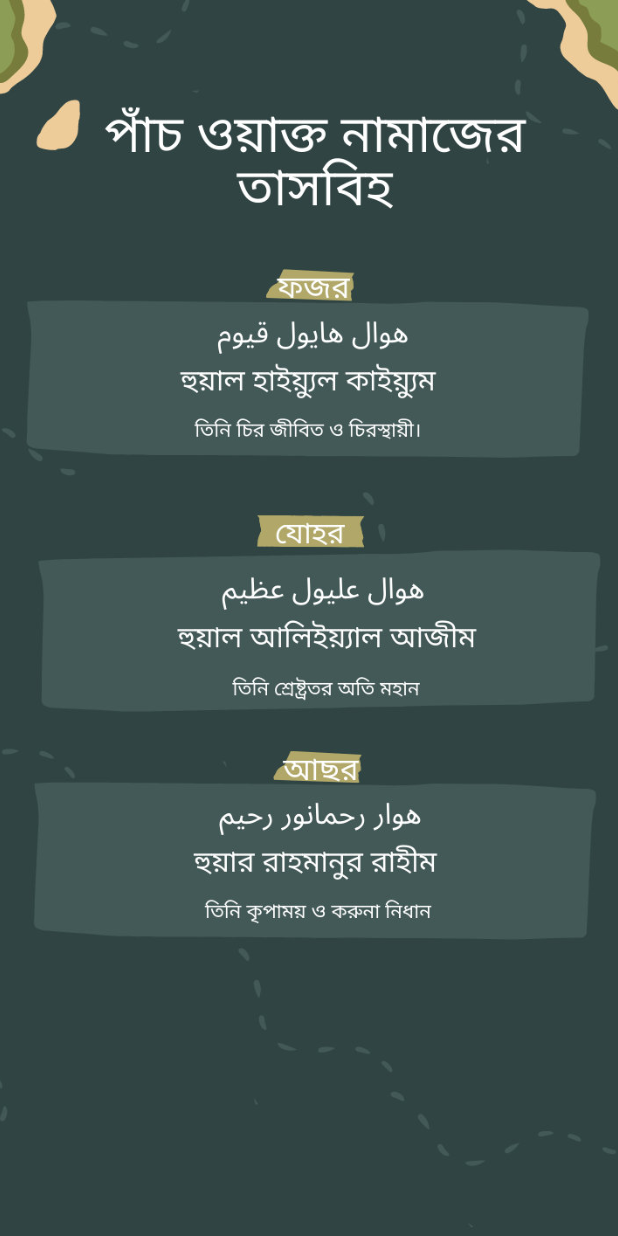
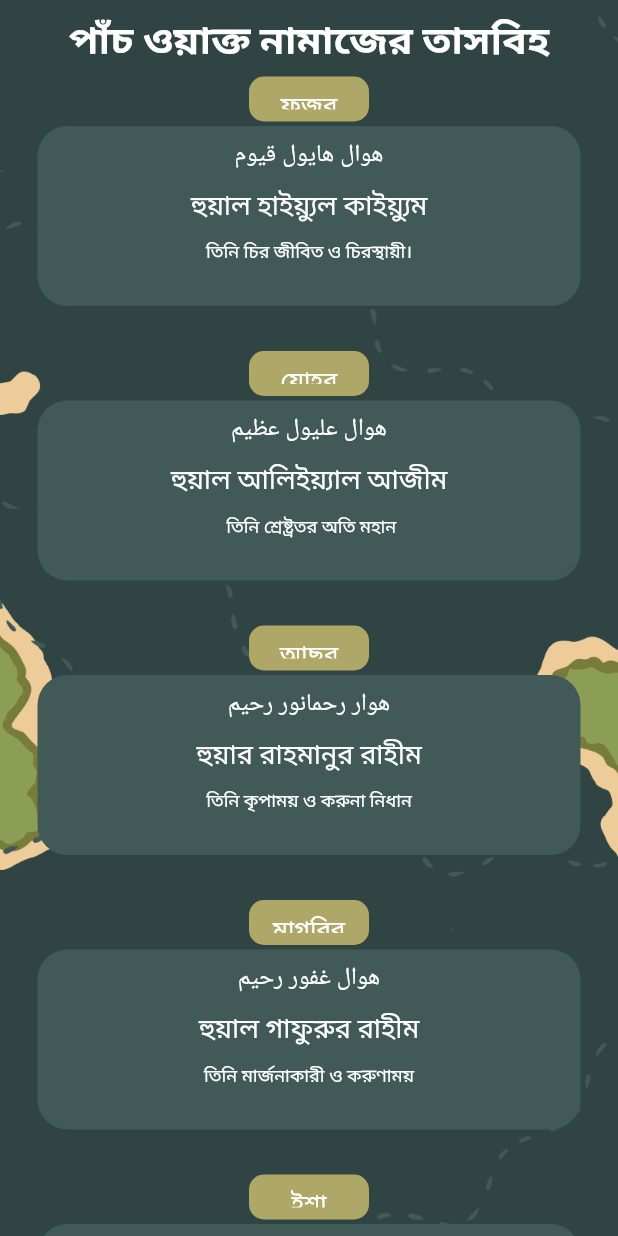
Before and after one commit to its-asaduzzaman/Tasbih, a Flutter app: the screen it shows after launch, on a phone screen of 412 x 824 dp. Run offline on Flutter 3.47's test engine with Material 2 defaults, Android fonts, the phone set to English and light mode, and no system bars.

Commit message:
update 2.0

```diff
--- /dev/null
+++ b/lib/Screens/home_screen.dart
@@ -0,0 +1,75 @@
+import 'package:flutter/material.dart';
+
+import '../utils/app_style.dart';
+import '../widgets/dua_card.dart';
+
+class HomeScreen extends StatefulWidget {
+  const HomeScreen({Key? key}) : super(key: key);
+
+  @override
+  State<HomeScreen> createState() => _HomeScreenState();
+}
+
+class _HomeScreenState extends State<HomeScreen> {
+  @override
+  Widget build(BuildContext context) {
+    return Scaffold(
+      backgroundColor: Styles.primaryColor,
+      body: SafeArea(
+        child: Container(
+          decoration: const BoxDecoration(
+            image: DecorationImage(
+              image: AssetImage('img/Dua.png'),
+              fit: BoxFit.cover,
+            ),
+          ),
+          child: SingleChildScrollView(
+            scrollDirection: Axis.vertical,
+            child: Column(
+              crossAxisAlignment: CrossAxisAlignment.center,
+              children: [
+                Padding(
+                  padding: const EdgeInsets.all(8.0),
+                  child: Text(
+                    'পাঁচ ওয়াক্ত নামাজের তাসবিহ',
+                    style: Styles.headLineStyle1,
+                  ),
+                ),
+                const DuaCard(
+                  namazText: 'ফজর',
+                  onubadText: 'তিনি চির জীবিত ও চিরস্থায়ী।',
+                  arbiText: 'هوال هايول قيوم',
+                  banglaText: 'হুয়াল হাইয়্যুল কাইয়্যুম',
+                ),
+                const DuaCard(
+                  namazText: 'যোহর',
+                  onubadText: ' তিনি শ্রেষ্ট্রতর অতি মহান',
+                  arbiText: 'هوال عليول عظيم',
+                  banglaText: 'হুয়াল আলিইয়্যাল আজীম',
+                ),
+                const DuaCard(
+                  namazText: 'আছর',
+                  onubadText: 'তিনি কৃপাময় ও করুনা নিধান',
+                  arbiText: 'هوار رحمانور رحيم',
+                  banglaText: 'হুয়ার রাহমানুর রাহীম',
+                ),
+                const DuaCard(
+                  namazText: 'মাগরিব',
+                  onubadText: 'তিনি মার্জনাকারী ও করুণাময়',
+                  arbiText: 'هوال غفور رحيم',
+                  banglaText: 'হুয়াল গাফুরুর রাহীম',
+                ),
+                const DuaCard(
+                  namazText: 'ইশা',
+                  onubadText: 'তিনি পাক ও অতিশয় সতর্কশীল',
+                  arbiText: 'هوالاتفول خبير',
+                  banglaText: 'হুয়াল্ লাতিফুল খাবীর',
+                ),
+              ],
+            ),
+          ),
+        ),
+      ),
+    );
+  }
+}
--- a/lib/main.dart
+++ b/lib/main.dart
@@ -1,4 +1,7 @@
 import 'package:flutter/material.dart';
+import 'package:tasbih/Screens/home_screen.dart';
+import 'package:tasbih/widgets/dua_card.dart';
+import '../utils/app_style.dart';
 
 void main() {
   runApp(const MyApp());
@@ -29,25 +32,8 @@ class Dua extends StatefulWidget {
 }
 
 class _DuaState extends State<Dua> {
-  List images = ['1.png', '2.png'];
   @override
   Widget build(BuildContext context) {
-    return Scaffold(
-      body: PageView.builder(
-          scrollDirection: Axis.vertical,
-          itemCount: images.length,
-          itemBuilder: (_, index) {
-            return Container(
-              width: double.maxFinite,
-              height: double.maxFinite,
-              decoration: BoxDecoration(
-                image: DecorationImage(
-                  image: AssetImage("img/" + images[index]),
-                  fit: BoxFit.cover,
-                ),
-              ),
-            );
-          }),
-    );
+    return const HomeScreen();
   }
 }
--- /dev/null
+++ b/lib/utils/app_layout.dart
@@ -0,0 +1,7 @@
+import 'package:flutter/material.dart';
+
+class AppLayout {
+  static getSize(BuildContext context) {
+    return MediaQuery.of(context).size;
+  }
+}
--- /dev/null
+++ b/lib/utils/app_style.dart
@@ -0,0 +1,20 @@
+import 'package:flutter/material.dart';
+
+Color primary = const Color(0xFF304543);
+
+class Styles {
+  static Color primaryColor = primary;
+  static Color textColor = Colors.white;
+  static Color cardColor =const Color(0xFF415957);
+  static Color smallCardColor =const Color(0xFFAFA767);
+  static TextStyle textStyle =
+      TextStyle(fontSize: 16, color: textColor, fontWeight: FontWeight.w500);
+  static TextStyle headLineStyle1 =
+      TextStyle(fontSize: 26, color: textColor, fontWeight: FontWeight.bold);
+  static TextStyle headLineStyle2 =
+      TextStyle(fontSize: 21, color: textColor, fontWeight: FontWeight.bold);
+  static TextStyle headLineStyle3 = TextStyle(
+      fontSize: 18, color: textColor, fontWeight: FontWeight.w500);
+  static TextStyle headLineStyle4 =  TextStyle(
+      fontSize: 12, color: textColor, fontWeight: FontWeight.w500);
+}
--- /dev/null
+++ b/lib/widgets/dua_card.dart
@@ -0,0 +1,78 @@
+import 'package:flutter/material.dart';
+
+import '../utils/app_layout.dart';
+import '../utils/app_style.dart';
+
+class DuaCard extends StatelessWidget {
+  const DuaCard({
+    Key? key,
+    required this.namazText,
+    required this.arbiText,
+    required this.banglaText,
+    required this.onubadText,
+  }) : super(key: key);
+  final String namazText;
+  final String arbiText;
+  final String banglaText;
+  final String onubadText;
+
+  @override
+  Widget build(BuildContext context) {
+    final size = AppLayout.getSize(context);
+
+    return Column(
+      children: [
+        Container(
+          padding: const EdgeInsets.all(8),
+          width: 80,
+          height: 30,
+          decoration: BoxDecoration(
+            color: Styles.smallCardColor,
+            borderRadius: BorderRadius.circular(10),
+          ),
+          child: Text(
+            namazText,
+            style: Styles.textStyle,
+            textAlign: TextAlign.center,
+          ),
+        ),
+        Container(
+          margin:
+              const EdgeInsets.only(left: 25, right: 25, bottom: 30, top: 3),
+          padding: const EdgeInsets.only(top: 8),
+          width: size.width,
+          height: 120,
+          decoration: BoxDecoration(
+            color: Styles.cardColor,
+            borderRadius: BorderRadius.circular(20),
+          ),
+          child: Column(
+            children: [
+              Text(
+                arbiText,
+                style: Styles.textStyle,
+              ),
+              const SizedBox(
+                height: 10,
+              ),
+              Text(
+                banglaText,
+                style: Styles.headLineStyle3,
+              ),
+              const SizedBox(
+                height: 10,
+              ),
+              Text(
+                onubadText,
+                style: Styles.headLineStyle4,
+              ),
+              const SizedBox(
+                height: 10,
+              ),
+            ],
+          ),
+        ),
+      ],
+    );
+  }
+}
```
Also changed, not shown: img/Dua.png (added), pubspec.lock, 2 other files.
